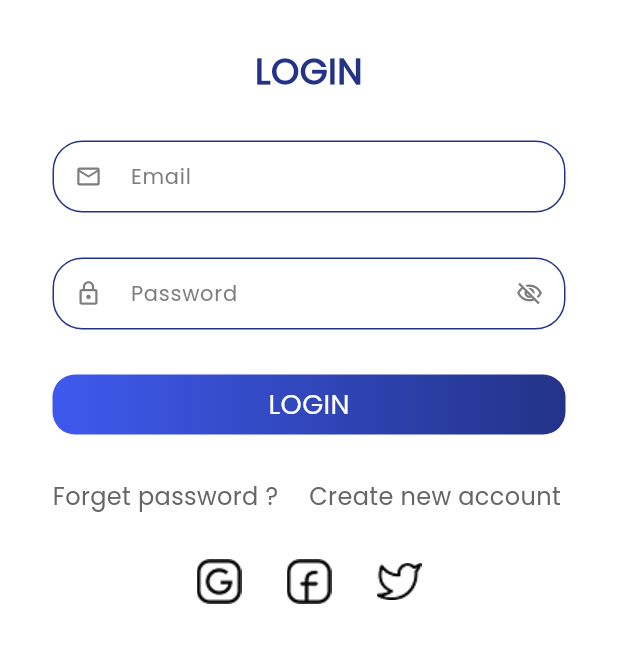
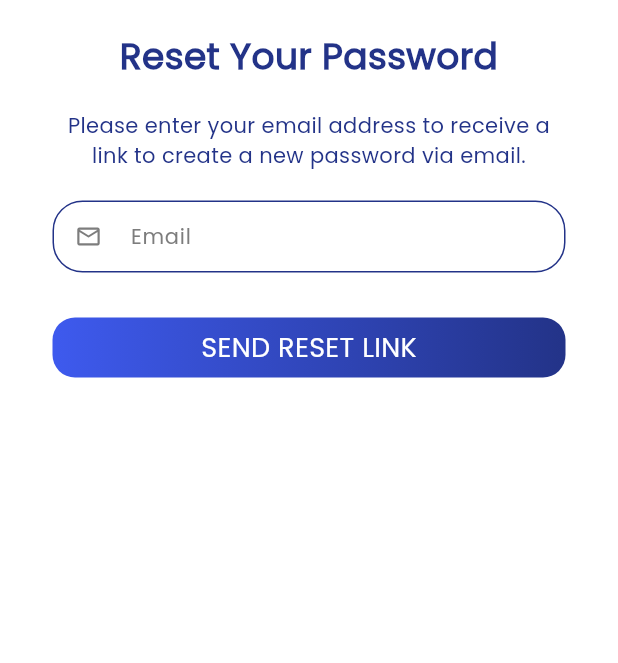
Before and after one commit to aliabdelnaby/mafqud, a Flutter app: the LoginView screen opened by its route, after a tap on "Forget password ?", on a phone screen of 412 x 824 dp, the part 359-1022 px from its top. Run offline on Flutter 3.47's test engine with Material 3 defaults, Android fonts, the phone set to English and light mode, and no system bars; our stand-ins replace flutter_bloc, flutter_svg, go_router.

Commit message:
Implement forget password feature with UI and state management; add new routes and update AuthCubit for password reset functionality

```diff
--- a/lib/core/router/app_router.dart
+++ b/lib/core/router/app_router.dart
@@ -1,6 +1,7 @@
 import 'package:flutter_bloc/flutter_bloc.dart';
 import 'package:go_router/go_router.dart';
 import 'package:mafqud/features/auth/cubit/auth_cubit.dart';
+import 'package:mafqud/features/auth/presentation/views/forget_password_view.dart';
 import 'package:mafqud/features/auth/presentation/views/login_view.dart';
 import 'package:mafqud/features/auth/presentation/views/sign_up_view.dart';
 import 'package:mafqud/features/home/presentation/views/home_view.dart';
@@ -25,5 +26,12 @@ final GoRouter router = GoRouter(
       ),
     ),
     GoRoute(path: '/homeView', builder: (context, state) => const HomeView()),
+    GoRoute(
+      path: '/forgetPasswordView',
+      builder: (context, state) => BlocProvider(
+        create: (context) => AuthCubit(),
+        child: const ForgetPasswordView(),
+      ),
+    ),
   ],
 );
--- a/lib/features/auth/cubit/auth_state.dart
+++ b/lib/features/auth/cubit/auth_state.dart
@@ -3,3 +3,31 @@ class AuthState {}
 final class AuthInitial extends AuthState {}
 
 final class ObscurePasswordTextUpdateState extends AuthState {}
+
+final class SignUpLoadingState extends AuthState {}
+
+final class SignUpSuccessState extends AuthState {}
+
+final class SignUpFailureState extends AuthState {
+  final String errMessage;
+  SignUpFailureState({required this.errMessage});
+}
+
+final class LoginLoadingState extends AuthState {}
+
+final class LoginSuccessState extends AuthState {}
+
+final class LoginFailureState extends AuthState {
+  final String errMessage;
+  LoginFailureState({required this.errMessage});
+}
+
+class ForgotPasswordLoadingState extends AuthState {}
+
+class ForgotPasswordSuccessState extends AuthState {}
+
+class ForgotPasswordFailureState extends AuthState {
+  final String errMessage;
+
+  ForgotPasswordFailureState({required this.errMessage});
+}
--- /dev/null
+++ b/lib/features/auth/presentation/views/forget_password_view.dart
@@ -0,0 +1,47 @@
+import 'package:flutter/material.dart';
+import 'package:flutter_svg/svg.dart';
+import 'package:mafqud/core/utils/app_colors.dart';
+import 'package:mafqud/core/utils/assets.dart';
+import 'package:mafqud/features/auth/presentation/widgets/forget_password_form.dart';
+
+class ForgetPasswordView extends StatelessWidget {
+  const ForgetPasswordView({super.key});
+
+  @override
+  Widget build(BuildContext context) {
+    return SafeArea(
+      child: Scaffold(
+        body: SingleChildScrollView(
+          padding: const EdgeInsets.symmetric(horizontal: 35, vertical: 50),
+          child: Column(
+            crossAxisAlignment: CrossAxisAlignment.center,
+            mainAxisAlignment: MainAxisAlignment.center,
+            spacing: 20,
+            children: [
+              Center(child: SvgPicture.asset(Assets.imagesMafqudAuthLogo)),
+              Text(
+                "Reset Your Password",
+                textAlign: TextAlign.center,
+                style: TextStyle(
+                  fontSize: 24,
+                  fontWeight: FontWeight.w700,
+                  color: AppColors.primaryColor,
+                ),
+              ),
+              const Text(
+                "Please enter your email address to receive a link to create a new password via email.",
+                textAlign: TextAlign.center,
+                style: TextStyle(
+                  fontSize: 14,
+                  fontWeight: FontWeight.w400,
+                  color: AppColors.primaryColor,
+                ),
+              ),
+              const ForgetPasswordForm(),
+            ],
+          ),
+        ),
+      ),
+    );
+  }
+}
--- a/lib/features/auth/presentation/widgets/forget_password_create_account_widget.dart
+++ b/lib/features/auth/presentation/widgets/forget_password_create_account_widget.dart
@@ -12,7 +12,7 @@ class ForgetPasswordAndCreateAccountWidget extends StatelessWidget {
         Expanded(
           child: InkWell(
             onTap: () {
-              // Navigate to forget password view
+              context.push("/forgetPasswordView");
             },
             child: Text(
               "Forget password ?",
--- /dev/null
+++ b/lib/features/auth/presentation/widgets/forget_password_form.dart
@@ -0,0 +1,96 @@
+import 'package:flutter/material.dart';
+import 'package:flutter_bloc/flutter_bloc.dart';
+import 'package:mafqud/core/utils/app_colors.dart';
+import 'package:mafqud/features/auth/cubit/auth_cubit.dart';
+import 'package:mafqud/features/auth/cubit/auth_state.dart';
+import 'package:mafqud/features/auth/presentation/widgets/custom_auth_text_form_field.dart';
+import 'package:mafqud/features/onBoarding/presentation/widgets/custom_auth_btn.dart';
+
+class ForgetPasswordForm extends StatelessWidget {
+  const ForgetPasswordForm({super.key});
+
+  @override
+  Widget build(BuildContext context) {
+    final cubit = context.read<AuthCubit>();
+    return BlocConsumer<AuthCubit, AuthState>(
+      listener: (context, state) {
+        if (state is ForgotPasswordSuccessState) {
+          ScaffoldMessenger.of(context).showSnackBar(
+            SnackBar(
+              content: const Row(
+                children: [
+                  Icon(Icons.mark_email_read_outlined, color: Colors.white),
+                  SizedBox(width: 10),
+                  Expanded(
+                    child: Text(
+                      'Reset link sent! Please check your email.',
+                      style: TextStyle(color: Colors.white),
+                    ),
+                  ),
+                ],
+              ),
+              backgroundColor: Colors.green.shade600,
+              behavior: SnackBarBehavior.floating,
+              shape: RoundedRectangleBorder(
+                borderRadius: BorderRadius.circular(10),
+              ),
+              margin: const EdgeInsets.all(16),
+              duration: const Duration(seconds: 4),
+            ),
+          );
+        }
+        if (state is ForgotPasswordFailureState) {
+          ScaffoldMessenger.of(context).showSnackBar(
+            SnackBar(
+              content: Text(state.errMessage),
+              backgroundColor: Colors.red.shade600,
+              behavior: SnackBarBehavior.floating,
+            ),
+          );
+        }
+      },
+      builder: (context, state) {
+        final isLoading = state is ForgotPasswordLoadingState;
+        return Form(
+          autovalidateMode: AutovalidateMode.onUserInteraction,
+          key: cubit.forgotPasswordFormKey,
+          child: Column(
+            children: [
+              CustomAuthTextFormField(
+                hintText: "Email",
+                prefix: Icons.email_outlined,
+                keyboardType: TextInputType.emailAddress,
+                validator: (value) {
+                  if (value == null || value.isEmpty) {
+                    return "This Field is required";
+                  }
+                  if (!RegExp(
+                    r"^[a-zA-Z0-9.a-zA-Z0-9.!#$%&'*+-/=?^_`{|}~]+@[a-zA-Z0-9]+\.[a-zA-Z]+",
+                  ).hasMatch(value)) {
+                    return "Please enter a valid email address";
+                  }
+                  return null;
+                },
+                onChanged: (value) {
+                  cubit.email = value;
+                },
+              ),
+              const SizedBox(height: 30),
+              isLoading
+                  ? CircularProgressIndicator(color: AppColors.primaryColor)
+                  : CustomAuthBtn(
+                      text: "SEND RESET LINK",
+                      onTap: () {
+                        if (cubit.forgotPasswordFormKey.currentState!
+                            .validate()) {
+                          cubit.sendResetLink();
+                        }
+                      },
+                    ),
+            ],
+          ),
+        );
+      },
+    );
+  }
+}
--- a/lib/main.dart
+++ b/lib/main.dart
@@ -1,6 +1,6 @@
 import 'package:flutter/material.dart';
 import 'package:flutter_bloc/flutter_bloc.dart';
-import 'package:mafqud/core/my_bloc_observer.dart';
+import 'package:mafqud/core/utils/my_bloc_observer.dart';
 import 'core/router/app_router.dart';
 
 void main() {
```
Also changed, not shown: lib/features/auth/cubit/auth_cubit.dart (+8 -0 lines), lib/core/utils/my_bloc_observer.dart (renamed from lib/core/my_bloc_observer.dart).
